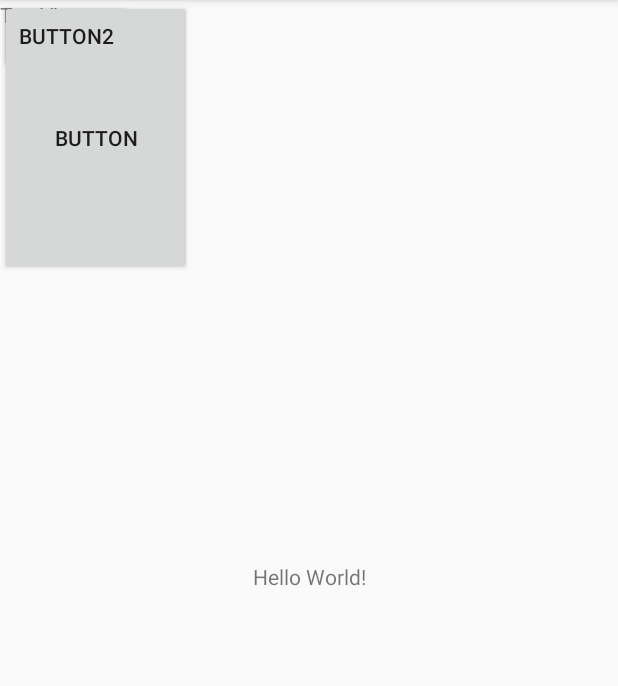
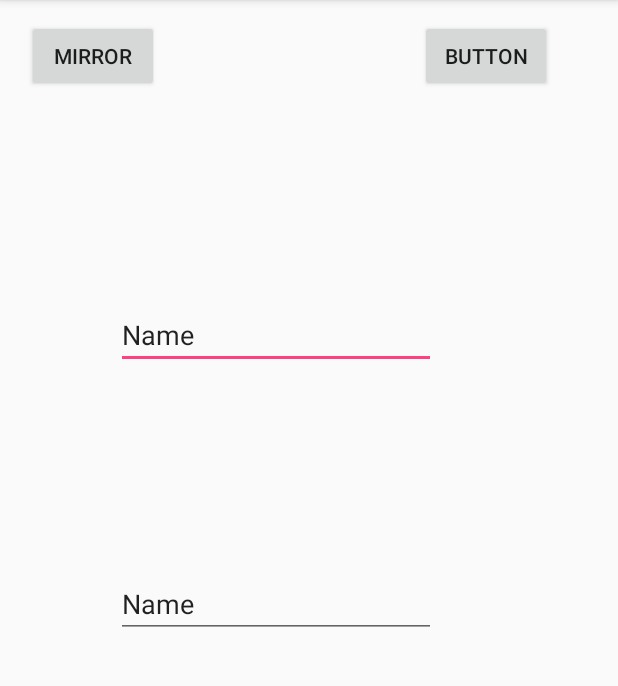
Before and after one commit to tomb97/Customer, an Android app: the screen it shows after launch (MainActivity), on a phone screen of 412 x 824 dp, the part 84-770 px from its top. Run offline under Robolectric (Android 15) with nearby library versions, the phone set to English and light mode, and no system bars; libraries missing offline, so code that uses them is left out: com.estimote.coresdk, com.estimote.display, com.estimote.sdk; 5 statements that could not run were skipped.

Commit message:
Sticker+Mirror Workings

```diff
--- a/app/src/main/java/com/example/tombarrett/estimotemirror/MainActivity.java
+++ b/app/src/main/java/com/example/tombarrett/estimotemirror/MainActivity.java
@@ -18,6 +18,7 @@ import com.estimote.display.view.style.Vertical;
 import com.estimote.display.proximity.MirrorZone;
 import com.estimote.display.view.operation.ViewOperation;
 import android.util.Log;
+import android.widget.EditText;
 import android.widget.TextView;
 import android.widget.Toast;
 import com.estimote.display.view.TableView;
@@ -79,22 +80,22 @@ public class MainActivity extends AppCompatActivity {
 
         Map<NearableID, Product> products = new HashMap<>();
         // TODO: replace with identifiers of your own nearables
-        products.put(new NearableID("1b089cf2ccbf058b"), new Product("Sweeft Headphones",
-                "These super cool headphones will make sure you'll re-discover your favorite Taylor Swift song anew. You just can't put a price tag on that!"));
+        products.put(new NearableID("1b089cf2ccbf058b"), new Product("Running Shoes",
+                "$49.99"));
         products.put(new NearableID("abcdef0000000002"), new Product("Nyan Bicycle 3x14",
                 "Rush down the local streets with this amazing bike, leaving a trail of rainbow behind you, to the awe of everyone around."));
         showroomManager = new ShowroomManager(this, products);
         showroomManager.setListener(new ShowroomManager.Listener() {
             @Override
             public void onProductPickup(Product product) {
-                ((TextView) findViewById(R.id.titleLabel)).setText(product.getName());
-                ((TextView) findViewById(R.id.descriptionLabel)).setText(product.getSummary());
+                ((EditText) findViewById(R.id.titleLabel)).setText(product.getName());
+                ((EditText) findViewById(R.id.descriptionLabel)).setText(product.getSummary());
                 findViewById(R.id.descriptionLabel).setVisibility(android.view.View.VISIBLE);
                 button2Clicked();
             }
             @Override
             public void onProductPutdown(Product product) {
-                ((TextView) findViewById(R.id.titleLabel)).setText("Pick up an object to learn more about it");
+                ((EditText) findViewById(R.id.titleLabel)).setText("Pick up an object to learn more about it");
                 findViewById(R.id.descriptionLabel).setVisibility(android.view.View.INVISIBLE);
             }
         });
--- a/app/src/main/res/layout/activity_main.xml
+++ b/app/src/main/res/layout/activity_main.xml
@@ -6,39 +6,52 @@
     android:layout_height="match_parent"
     tools:context="com.example.tombarrett.estimotemirror.MainActivity">
 
-    <TextView
-        android:id="@+id/titleLabel"
-        android:layout_width="wrap_content"
-        android:layout_height="wrap_content"
-        android:text="Hello World!"
-        app:layout_constraintBottom_toBottomOf="parent"
-        app:layout_constraintLeft_toLeftOf="parent"
-        app:layout_constraintRight_toRightOf="parent"
-        app:layout_constraintTop_toTopOf="parent" />
+    <RelativeLayout
+        android:layout_width="368dp"
+        android:layout_height="495dp"
+        tools:layout_editor_absoluteX="8dp"
+        tools:layout_editor_absoluteY="8dp">
 
         <Button
             android:id="@+id/button"
-        android:layout_width="128dp"
-        android:layout_height="183dp"
+            android:layout_width="wrap_content"
+            android:layout_height="wrap_content"
+            android:layout_marginTop="13dp"
             android:text="Button"
-        tools:layout_editor_absoluteX="255dp"
-        tools:layout_editor_absoluteY="171dp" />
+            android:layout_alignParentTop="true"
+            android:layout_alignParentEnd="true" />
 
         <Button
             android:id="@+id/button2"
             android:layout_width="wrap_content"
             android:layout_height="wrap_content"
-        android:text="Button2"
-        android:visibility="visible"
-        tools:layout_editor_absoluteX="148dp"
-        tools:layout_editor_absoluteY="382dp" />
+            android:layout_alignBaseline="@+id/button"
+            android:layout_alignBottom="@+id/button"
+            android:layout_alignParentStart="true"
+            android:layout_marginStart="18dp"
+            android:text="Mirror" />
 
-    <TextView
+        <EditText
+            android:id="@+id/titleLabel"
+            android:layout_width="wrap_content"
+            android:layout_height="wrap_content"
+            android:layout_marginTop="139dp"
+            android:ems="10"
+            android:inputType="textPersonName"
+            android:text="Name"
+            android:layout_below="@+id/button"
+            android:layout_centerHorizontal="true" />
+
+        <EditText
             android:id="@+id/descriptionLabel"
             android:layout_width="wrap_content"
             android:layout_height="wrap_content"
-        android:text="TextView"
-        tools:layout_editor_absoluteX="66dp"
-        tools:layout_editor_absoluteY="44dp" />
+            android:layout_alignEnd="@+id/titleLabel"
+            android:layout_alignParentBottom="true"
+            android:layout_marginBottom="70dp"
+            android:ems="10"
+            android:inputType="textPersonName"
+            android:text="Name" />
 
+    </RelativeLayout>
 </android.support.constraint.ConstraintLayout>
```
Also changed, not shown: app/src/main/res/layout/activity_details.xml (+81 -1 lines), app/src/main/res/layout/content_details.xml (+0 -27 lines). Lines whose indentation alone changed are shown as unchanged.
